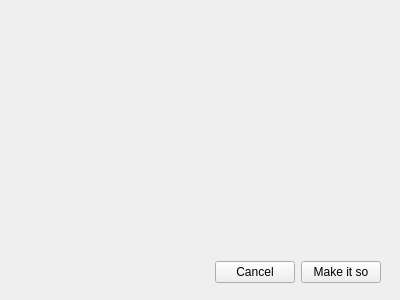
Before: the Qt Designer form edit_columns.ui in labscript-suite/lyse, drawn with Qt 5.
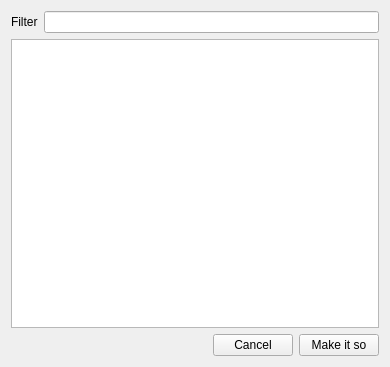
After: the same form once the commit is applied. Icons and pictures are not drawn.

```diff
--- a/edit_columns.ui
+++ b/edit_columns.ui
@@ -6,22 +6,36 @@
    <rect>
     <x>0</x>
     <y>0</y>
-    <width>400</width>
-    <height>300</height>
+    <width>390</width>
+    <height>367</height>
    </rect>
   </property>
   <property name="windowTitle">
    <string>Form</string>
   </property>
-  <widget class="QWidget" name="">
-   <property name="geometry">
-    <rect>
-     <x>140</x>
-     <y>260</y>
-     <width>241</width>
-     <height>25</height>
-    </rect>
-   </property>
+  <property name="windowIcon">
+   <iconset resource="../../Anaconda/Lib/site-packages/qtutils/icons/icons.qrc">
+    <normaloff>:/qtutils/custom/lyse.png</normaloff>:/qtutils/custom/lyse.png</iconset>
+  </property>
+  <layout class="QVBoxLayout" name="verticalLayout">
+   <item>
+    <layout class="QFormLayout" name="formLayout">
+     <item row="0" column="0">
+      <widget class="QLabel" name="label">
+       <property name="text">
+        <string>Filter</string>
+       </property>
+      </widget>
+     </item>
+     <item row="0" column="1">
+      <widget class="QLineEdit" name="lineEdit_filter"/>
+     </item>
+    </layout>
+   </item>
+   <item>
+    <widget class="QTreeView" name="treeView_columns"/>
+   </item>
+   <item>
    <layout class="QHBoxLayout" name="horizontalLayout">
     <item>
      <spacer name="horizontalSpacer">
@@ -51,8 +65,11 @@
      </widget>
     </item>
    </layout>
-  </widget>
- </widget>
- <resources/>
+   </item>
+  </layout>
+ </widget>
+ <resources>
+  <include location="../../Anaconda/Lib/site-packages/qtutils/icons/icons.qrc"/>
+ </resources>
  <connections/>
 </ui>
```
Left out of the diff: 6 changed lines with no effect on the pictures. Lines whose indentation alone changed are shown as unchanged.
